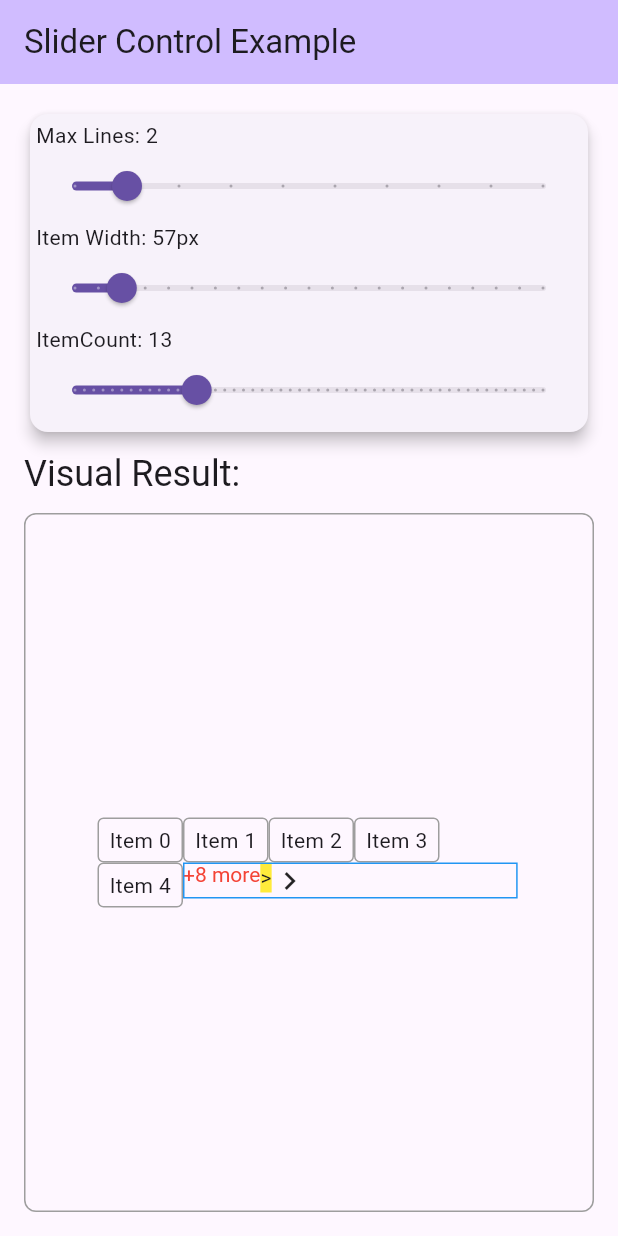
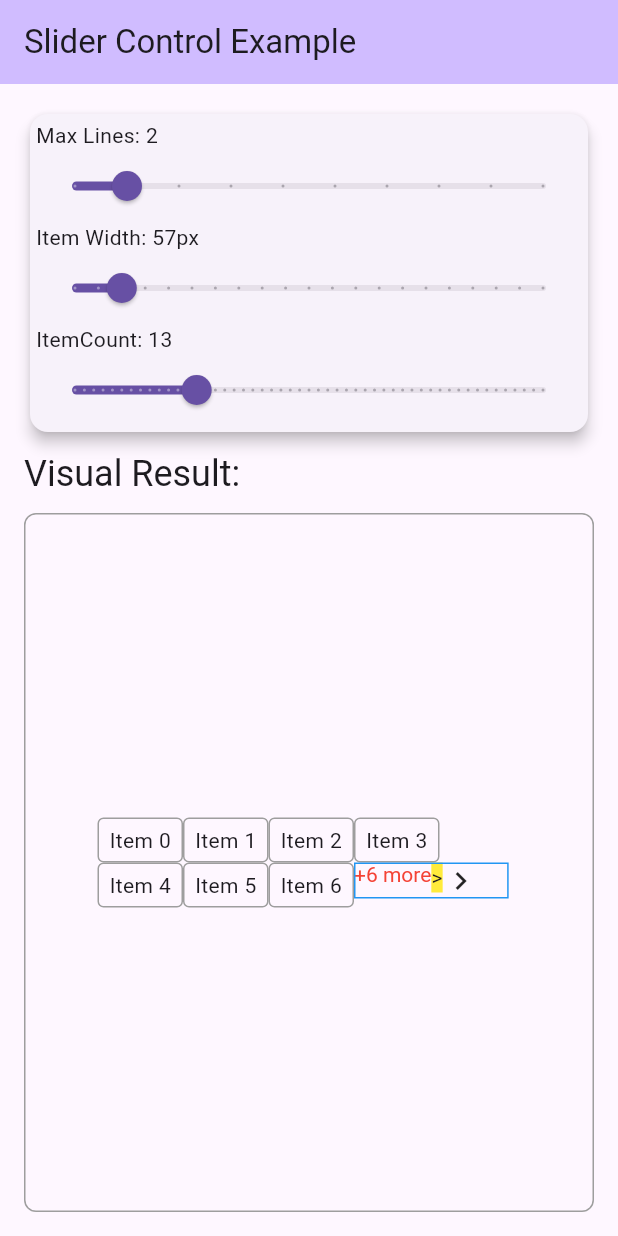
Before and after one commit to Max-Size/more_than_wrap, a Flutter app: the screen it shows after launch, on a phone screen of 412 x 824 dp. Run offline on Flutter 3.47's test engine with Material 3 defaults, Android fonts, the light colour scheme and no system bars.

Commit message:
refactor: update layout and overflow handling in ExtendedRenderWrap
- Changed the data structure for `visibleRenderBoxes` to a map for better organization of rendered child elements by row.
- Adjusted the layout logic to correctly handle child elements in the last rendered row.
- Cleaned up commented-out code in `ExtendedRenderWrapWidgetStyler` for clarity.
- Reduced padding in `SliderControlWidget` for improved UI consistency.

```diff
--- a/example/lib/main.dart
+++ b/example/lib/main.dart
@@ -160,10 +160,11 @@ class _SliderControlWidgetState extends State<SliderControlWidget> {
           OverflowBuilderItem.widget(
             child: Icon(Icons.chevron_right),
           ),
+
         ],
         style: OverflowBuilderStyle(
           border: Border.all(color: Colors.blue),
-          padding: const EdgeInsets.only(right: 140),
+          padding: const EdgeInsets.only(right: 20),
           color: Colors.amber.withAlpha(0),
         ),
       ),
--- a/lib/src/render_box/render_box.dart
+++ b/lib/src/render_box/render_box.dart
@@ -130,7 +130,7 @@ abstract class ExtendedRenderWrap<T> extends RenderBox
 
   RenderBox? lastLayoutedChild;
 
-  List<RenderBox?> visibleRenderBoxes = [];
+  var visibleRenderBoxes = <int, List<RenderBox?>>{};
 
   @override
   BoxConstraints get constraints =>
@@ -200,7 +200,6 @@ abstract class ExtendedRenderWrap<T> extends RenderBox
 
       /// Layout child element and get its dimensions
       child!.layout(constraints, parentUsesSize: true);
-      visibleRenderBoxes.add(child);
       final childSize = child!.size;
 
       /// If maximum number of rows constraint was passed,
@@ -227,6 +226,9 @@ abstract class ExtendedRenderWrap<T> extends RenderBox
         dy += maxYPerRow + runSpacing;
         maxYPerRow = 0;
       }
+
+      visibleRenderBoxes[renderedRows] ??= [];
+      visibleRenderBoxes[renderedRows]!.add(child);
 
       /// Set offset for current child element
       final LimitWrapParentData childParentData =
@@ -263,7 +265,8 @@ abstract class ExtendedRenderWrap<T> extends RenderBox
 
   int _hideRenderedBoxes(double overflowIndicatorWidth) {
     int amount = 0;
-    for (final renderedBox in visibleRenderBoxes.reversed) {
+    final lastRow = visibleRenderBoxes.keys.last;
+    for (final renderedBox in visibleRenderBoxes[lastRow]!.reversed) {
       if (renderedBox != null && renderedBox.size.width > 0) {
         if (dx + overflowIndicatorWidth > constraints.maxWidth) {
           amount++;
```
Also changed, not shown: lib/src/render_box/styler.dart (+6 -17 lines).
